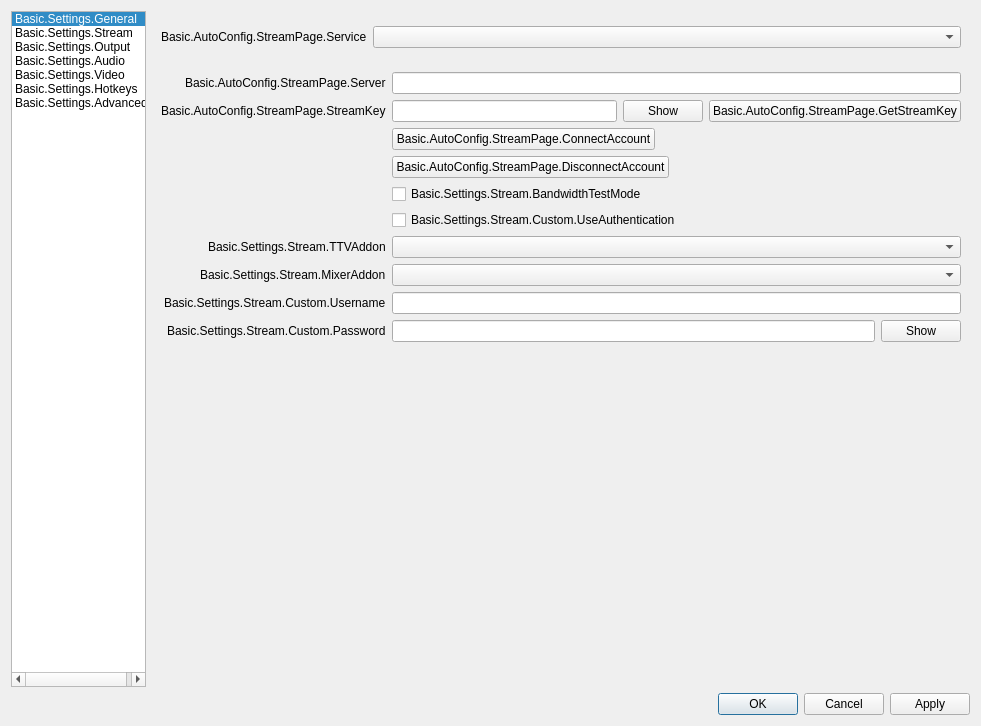
The window that UI/forms/OBSBasicSettings.ui (Waik0/obs-studio) describes before a commit, drawn with Qt 5.
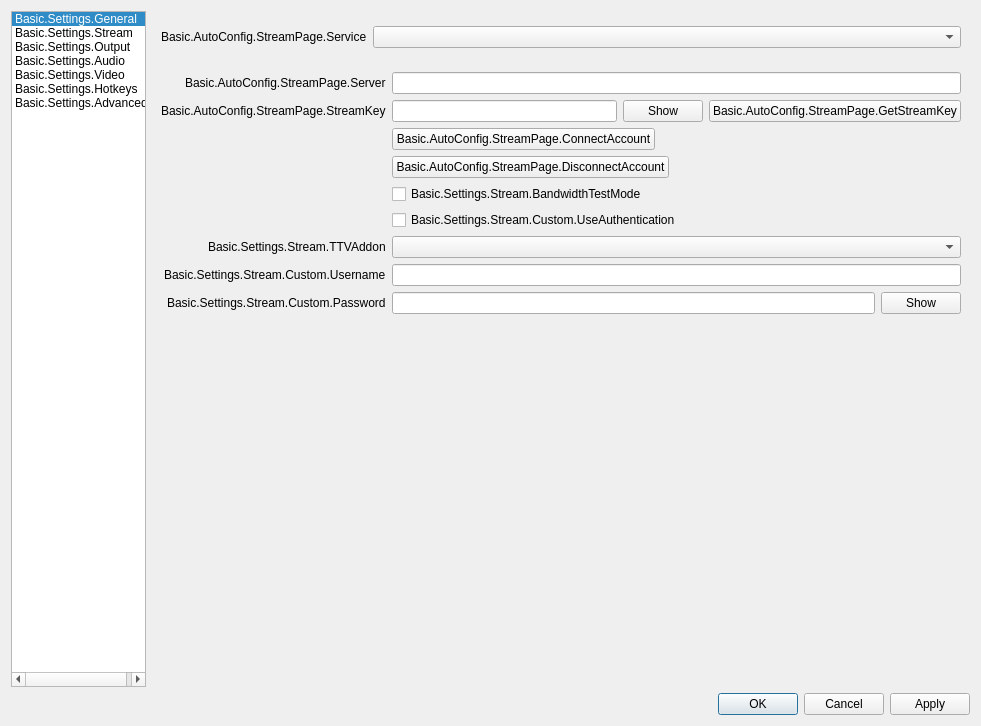
The same window after the commit. The open tabs and pages were chosen to show the change. Icons and pictures are not drawn. Custom widgets are drawn as their Qt base class.

Commit message: rtmp-services: add showroom setting

Diff of the .ui file:
```diff
--- a/UI/forms/OBSBasicSettings.ui
+++ b/UI/forms/OBSBasicSettings.ui
@@ -1146,7 +1146,7 @@
                </property>
               </widget>
              </item>
-             <item row="9" column="0">
+             <item row="8" column="0">
               <widget class="QLabel" name="authUsernameLabel">
                <property name="text">
                 <string>Basic.Settings.Stream.Custom.Username</string>
@@ -1156,10 +1156,10 @@
                </property>
               </widget>
              </item>
-             <item row="9" column="1">
+             <item row="8" column="1">
               <widget class="QLineEdit" name="authUsername"/>
              </item>
-             <item row="10" column="0">
+             <item row="9" column="0">
               <widget class="QLabel" name="authPwLabel">
                <property name="text">
                 <string>Basic.Settings.Stream.Custom.Password</string>
@@ -1169,7 +1169,7 @@
                </property>
               </widget>
              </item>
-             <item row="10" column="1">
+             <item row="9" column="1">
               <widget class="QWidget" name="authPwWidget" native="true">
                <layout class="QHBoxLayout" name="horizontalLayout_25">
                 <property name="leftMargin">
@@ -1214,19 +1214,6 @@
                </property>
               </widget>
              </item>
-             <item row="8" column="0">
-              <widget class="QLabel" name="mixerAddonLabel">
-               <property name="text">
-                <string>Basic.Settings.Stream.MixerAddon</string>
-               </property>
-               <property name="buddy">
-                <cstring>mixerAddonDropdown</cstring>
-               </property>
-              </widget>
-             </item>
-             <item row="8" column="1">
-              <widget class="QComboBox" name="mixerAddonDropdown"/>
-             </item>
             </layout>
            </widget>
           </widget>
```
Left out of the diff: 21 changed lines with no effect on the pictures. The commit also changes 373 other files.
